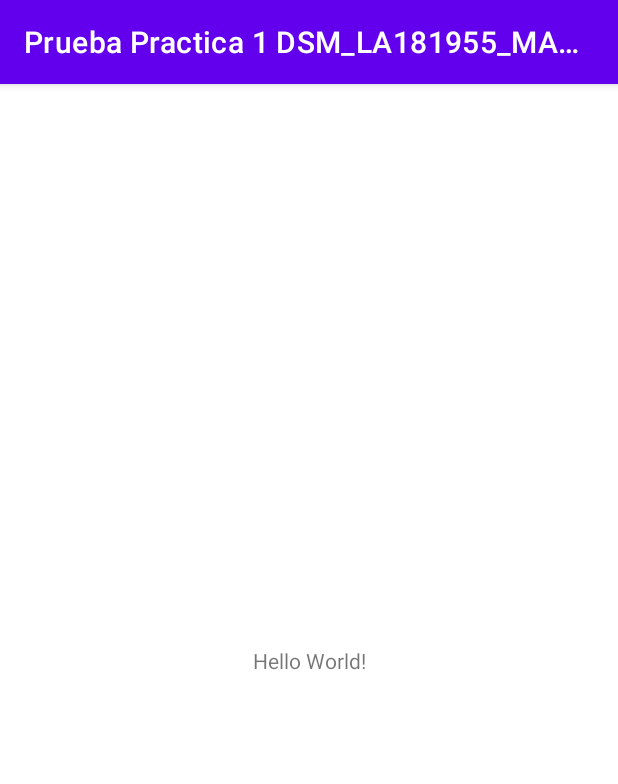
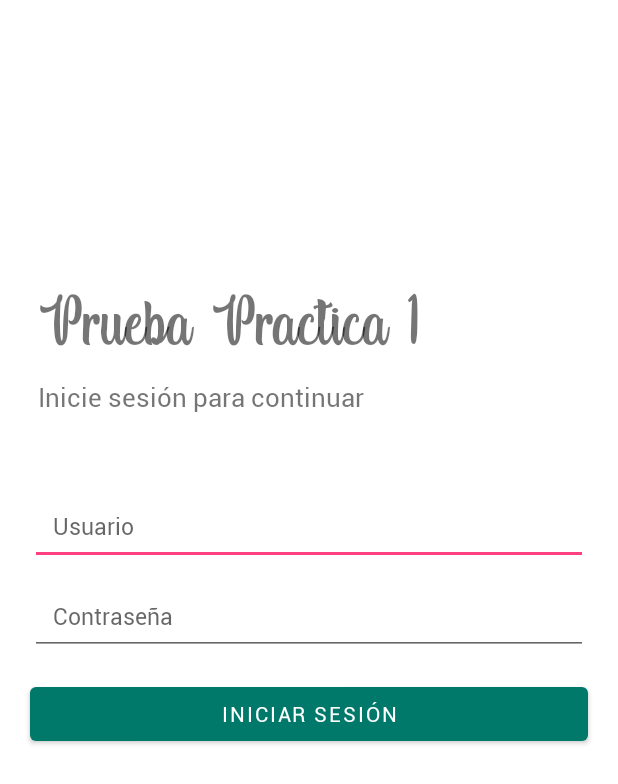
Before and after one commit to Ernest00/Prueba_Practica_1_DSM_LA181955_MA181956, an Android app: the screen it shows after launch (MainActivity), on a phone screen of 412 x 824 dp. Shown: the top 784 px of the screen. Run offline under Robolectric (Android 15) with nearby library versions, the phone set to English and light mode, and no system bars.

Commit message:
Diseño de Login

```diff
--- a/PruebaPractica1DSM_LA181955_MA181956/app/src/main/AndroidManifest.xml
+++ b/PruebaPractica1DSM_LA181955_MA181956/app/src/main/AndroidManifest.xml
@@ -13,7 +13,8 @@
         tools:targetApi="31">
         <activity
             android:name=".MainActivity"
-            android:exported="true">
+            android:exported="true"
+            android:theme="@style/Theme.PruebaPractica1DSM_LA181955_MA181956.NoActionBar">
             <intent-filter>
                 <action android:name="android.intent.action.MAIN" />
 
--- a/PruebaPractica1DSM_LA181955_MA181956/app/src/main/java/com/example/pruebapractica1dsm_la181955_ma181956/MainActivity.kt
+++ b/PruebaPractica1DSM_LA181955_MA181956/app/src/main/java/com/example/pruebapractica1dsm_la181955_ma181956/MainActivity.kt
@@ -6,6 +6,8 @@ import android.os.Bundle
 class MainActivity : AppCompatActivity() {
     override fun onCreate(savedInstanceState: Bundle?) {
         super.onCreate(savedInstanceState)
-        setContentView(R.layout.activity_main)
+        setContentView(R.layout.fragment_login)
     }
+
+
 }
--- /dev/null
+++ b/PruebaPractica1DSM_LA181955_MA181956/app/src/main/java/com/example/pruebapractica1dsm_la181955_ma181956/login.kt
@@ -0,0 +1,59 @@
+package com.example.pruebapractica1dsm_la181955_ma181956
+
+import android.os.Bundle
+import androidx.fragment.app.Fragment
+import android.view.LayoutInflater
+import android.view.View
+import android.view.ViewGroup
+
+// TODO: Rename parameter arguments, choose names that match
+// the fragment initialization parameters, e.g. ARG_ITEM_NUMBER
+private const val ARG_PARAM1 = "param1"
+private const val ARG_PARAM2 = "param2"
+
+/**
+ * A simple [Fragment] subclass.
+ * Use the [login.newInstance] factory method to
+ * create an instance of this fragment.
+ */
+class login : Fragment() {
+    // TODO: Rename and change types of parameters
+    private var param1: String? = null
+    private var param2: String? = null
+
+    override fun onCreate(savedInstanceState: Bundle?) {
+        super.onCreate(savedInstanceState)
+        arguments?.let {
+            param1 = it.getString(ARG_PARAM1)
+            param2 = it.getString(ARG_PARAM2)
+        }
+    }
+
+    override fun onCreateView(
+        inflater: LayoutInflater, container: ViewGroup?,
+        savedInstanceState: Bundle?
+    ): View? {
+        // Inflate the layout for this fragment
+        return inflater.inflate(R.layout.fragment_login, container, false)
+    }
+
+    companion object {
+        /**
+         * Use this factory method to create a new instance of
+         * this fragment using the provided parameters.
+         *
+         * @param param1 Parameter 1.
+         * @param param2 Parameter 2.
+         * @return A new instance of fragment login.
+         */
+        // TODO: Rename and change types and number of parameters
+        @JvmStatic
+        fun newInstance(param1: String, param2: String) =
+            login().apply {
+                arguments = Bundle().apply {
+                    putString(ARG_PARAM1, param1)
+                    putString(ARG_PARAM2, param2)
+                }
+            }
+    }
+}
--- a/PruebaPractica1DSM_LA181955_MA181956/app/src/main/res/layout/activity_main.xml
+++ b/PruebaPractica1DSM_LA181955_MA181956/app/src/main/res/layout/activity_main.xml
@@ -1,18 +1,14 @@
 <?xml version="1.0" encoding="utf-8"?>
-<androidx.constraintlayout.widget.ConstraintLayout xmlns:android="http://schemas.android.com/apk/res/android"
+<RelativeLayout xmlns:android="http://schemas.android.com/apk/res/android"
     xmlns:app="http://schemas.android.com/apk/res-auto"
     xmlns:tools="http://schemas.android.com/tools"
     android:layout_width="match_parent"
     android:layout_height="match_parent"
     tools:context=".MainActivity">
 
-    <TextView
-        android:layout_width="wrap_content"
-        android:layout_height="wrap_content"
-        android:text="Hello World!"
-        app:layout_constraintBottom_toBottomOf="parent"
-        app:layout_constraintEnd_toEndOf="parent"
-        app:layout_constraintStart_toStartOf="parent"
-        app:layout_constraintTop_toTopOf="parent" />
+    <android.view.View
+        android:id="@+id/vviewpager"
+        android:layout_height="match_parent"
+        android:layout_width="match_parent"/>
 
-</androidx.constraintlayout.widget.ConstraintLayout>
+</RelativeLayout>
--- /dev/null
+++ b/PruebaPractica1DSM_LA181955_MA181956/app/src/main/res/layout/fragment_login.xml
@@ -0,0 +1,71 @@
+<?xml version="1.0" encoding="utf-8"?>
+<RelativeLayout xmlns:android="http://schemas.android.com/apk/res/android"
+    xmlns:tools="http://schemas.android.com/tools"
+    android:layout_width="match_parent"
+    android:layout_height="match_parent"
+    tools:context=".login">
+
+    <!-- TODO: Update blank fragment layout -->
+    <TextView
+        android:id="@+id/tv_title"
+        android:layout_width="wrap_content"
+        android:layout_height="wrap_content"
+        android:text="@string/app_name"
+        android:textSize="50sp"
+        android:fontFamily="@font/indigo_daisy"
+        android:layout_marginStart="25dp"
+        android:layout_marginBottom="10dp"
+        android:layout_above="@id/tv_subtitle"/>
+
+    <TextView
+        android:id="@+id/tv_subtitle"
+        android:layout_width="wrap_content"
+        android:layout_height="wrap_content"
+        android:text="@string/tag"
+        android:textSize="17sp"
+        android:fontFamily="@font/roboto_regular"
+        android:layout_marginStart="25dp"
+        android:layout_marginBottom="50dp"
+        android:layout_above="@id/et_email"/>
+
+    <EditText
+        android:id="@+id/et_email"
+        android:layout_width="match_parent"
+        android:layout_height="50dp"
+        android:hint="@string/e_mail"
+        android:layout_marginLeft="20dp"
+        android:layout_marginRight="20dp"
+        android:padding="15dp"
+        android:inputType="textEmailAddress"
+        android:fontFamily="@font/roboto_regular"
+        android:layout_above="@id/et_password"
+        android:textSize="15sp" />
+
+    <EditText
+        android:id="@+id/et_password"
+        android:layout_width="match_parent"
+        android:layout_height="50dp"
+        android:hint="@string/password"
+        android:layout_marginLeft="20dp"
+        android:layout_marginRight="20dp"
+        android:layout_marginTop="10dp"
+        android:padding="15dp"
+        android:fontFamily="@font/roboto_regular"
+        android:inputType="textPassword"
+        android:layout_centerInParent="true"
+        android:textSize="15sp" />
+
+    <Button
+        android:id="@+id/btn_login"
+        android:layout_width="match_parent"
+        android:layout_height="wrap_content"
+        android:layout_below="@id/et_password"
+        android:layout_marginLeft="20dp"
+        android:layout_marginRight="20dp"
+        android:layout_marginTop="15dp"
+        android:fontFamily="@font/roboto_regular"
+        android:textColor="@android:color/white"
+        android:text="@string/login"/>
+
+
+</RelativeLayout>
--- a/PruebaPractica1DSM_LA181955_MA181956/app/src/main/res/values-night/themes.xml
+++ b/PruebaPractica1DSM_LA181955_MA181956/app/src/main/res/values-night/themes.xml
@@ -2,15 +2,15 @@
     <!-- Base application theme. -->
     <style name="Theme.PruebaPractica1DSM_LA181955_MA181956" parent="Theme.MaterialComponents.DayNight.DarkActionBar">
         <!-- Primary brand color. -->
-        <item name="colorPrimary">@color/purple_200</item>
-        <item name="colorPrimaryVariant">@color/purple_700</item>
-        <item name="colorOnPrimary">@color/black</item>
+        <item name="colorPrimary">@color/colorPrimary</item>
+        <item name="colorPrimaryDark">@color/colorPrimaryDark</item>
+        <item name="colorAccent">@color/colorAccent</item>
         <!-- Secondary brand color. -->
         <item name="colorSecondary">@color/teal_200</item>
         <item name="colorSecondaryVariant">@color/teal_200</item>
         <item name="colorOnSecondary">@color/black</item>
         <!-- Status bar color. -->
-        <item name="android:statusBarColor">?attr/colorPrimaryVariant</item>
+        <item name="android:statusBarColor">?attr/colorPrimaryDark</item>
         <!-- Customize your theme here. -->
     </style>
 </resources>
--- a/PruebaPractica1DSM_LA181955_MA181956/app/src/main/res/values/colors.xml
+++ b/PruebaPractica1DSM_LA181955_MA181956/app/src/main/res/values/colors.xml
@@ -7,4 +7,9 @@
     <color name="teal_700">#FF018786</color>
     <color name="black">#FF000000</color>
     <color name="white">#FFFFFFFF</color>
+
+    <color name="colorPrimary">#00796b</color>
+    <color name="colorPrimaryDark">#00695C</color>
+    <color name="colorAccent">#FF4081</color>
+
 </resources>
--- a/PruebaPractica1DSM_LA181955_MA181956/app/src/main/res/values/strings.xml
+++ b/PruebaPractica1DSM_LA181955_MA181956/app/src/main/res/values/strings.xml
@@ -1,3 +1,9 @@
 <resources>
-    <string name="app_name">Prueba Practica 1 DSM_LA181955_MA181956</string>
+    <string name="app_name">Prueba Practica 1</string>
+    <!-- TODO: Remove or change this placeholder text -->
+    <string name="hello_blank_fragment">Hello blank fragment</string>
+    <string name="tag">Inicie sesión para continuar</string>
+    <string name="login">Iniciar sesión</string>
+    <string name="password">Contraseña</string>
+    <string name="e_mail">Usuario</string>
 </resources>
--- a/PruebaPractica1DSM_LA181955_MA181956/app/src/main/res/values/themes.xml
+++ b/PruebaPractica1DSM_LA181955_MA181956/app/src/main/res/values/themes.xml
@@ -2,15 +2,20 @@
     <!-- Base application theme. -->
     <style name="Theme.PruebaPractica1DSM_LA181955_MA181956" parent="Theme.MaterialComponents.DayNight.DarkActionBar">
         <!-- Primary brand color. -->
-        <item name="colorPrimary">@color/purple_500</item>
-        <item name="colorPrimaryVariant">@color/purple_700</item>
-        <item name="colorOnPrimary">@color/white</item>
+        <item name="colorPrimary">@color/colorPrimary</item>
+        <item name="colorPrimaryDark">@color/colorPrimaryDark</item>
+        <item name="colorAccent">@color/colorAccent</item>
         <!-- Secondary brand color. -->
         <item name="colorSecondary">@color/teal_200</item>
         <item name="colorSecondaryVariant">@color/teal_700</item>
         <item name="colorOnSecondary">@color/black</item>
         <!-- Status bar color. -->
-        <item name="android:statusBarColor">?attr/colorPrimaryVariant</item>
+        <item name="android:statusBarColor">?attr/colorPrimaryDark</item>
         <!-- Customize your theme here. -->
     </style>
+
+    <style name="Theme.PruebaPractica1DSM_LA181955_MA181956.NoActionBar">
+        <item name="windowActionBar">false</item>
+        <item name="windowNoTitle">true</item>
+    </style>
 </resources>
```
Also changed, not shown: PruebaPractica1DSM_LA181955_MA181956/app/src/main/res/font/indigo_daisy.ttf (added), PruebaPractica1DSM_LA181955_MA181956/app/src/main/res/font/roboto_regular.ttf (added).
